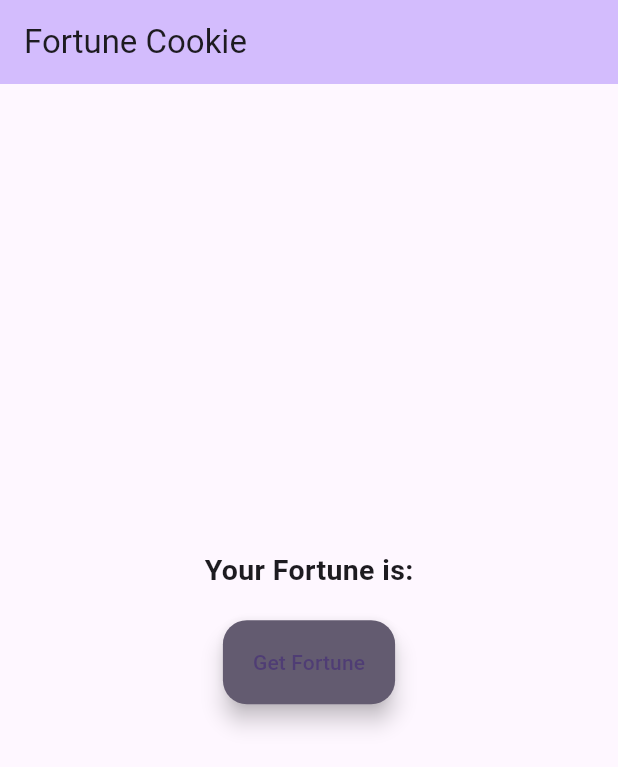
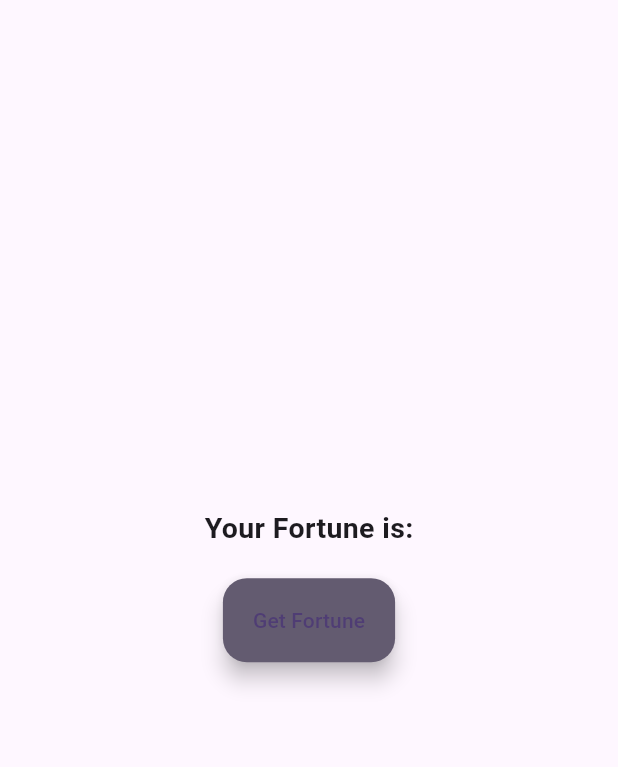
Before and after one commit to SHUBHANKARPOLYGON/fortune-cookie-app, a Flutter app: the screen it shows after launch, on a phone screen of 412 x 824 dp. Shown: the top 767 px of the screen. Run offline on Flutter 3.47's test engine with Material 3 defaults, Android fonts, the phone set to English and light mode, and no system bars.

Commit message:
removeing_appbar

```diff
--- a/lib/main.dart
+++ b/lib/main.dart
@@ -61,10 +61,7 @@ class _MyHomePageState extends State<MyHomePage> {
   @override
   Widget build(BuildContext context) {
     return Scaffold(
-      appBar: AppBar(
-        backgroundColor: Theme.of(context).colorScheme.inversePrimary,
-        title: Text("Fortune Cookie"),
-      ),
+
       body: Center(
         child: Column(
           mainAxisAlignment: MainAxisAlignment.center,
```
